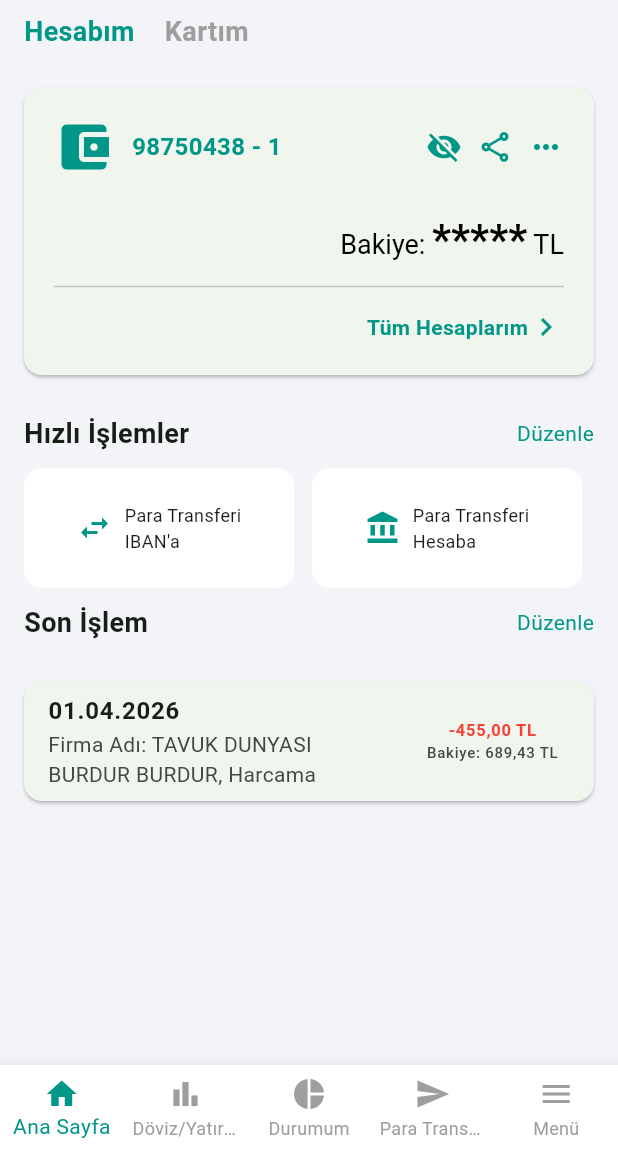
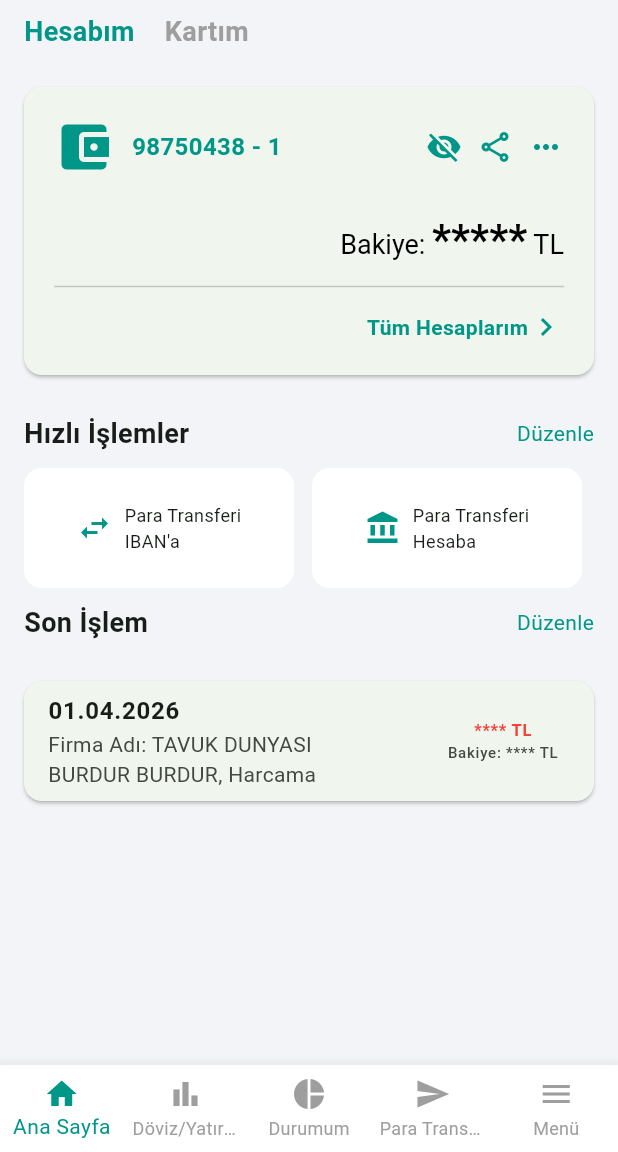
Before and after one commit to busrracnr/bankAPI, a Flutter app: the HomeScreen screen opened directly, after a tap on the "visibility" icon, on a phone screen of 412 x 824 dp, the part 84-1236 px from its top. Run offline on Flutter 3.47's test engine with Material 3 defaults, Android fonts, the phone set to English and light mode, and no system bars; our stand-ins replace flutter_riverpod.

Commit message:
Feature: Apply balance visibility toggle to last transaction section

```diff
--- a/lib/source/home/home_screen.dart
+++ b/lib/source/home/home_screen.dart
@@ -14,6 +14,7 @@ class HomeScreen extends StatefulWidget {
 class _HomeScreenState extends State<HomeScreen> {
   int _selectedIndex = 0;
   late PageController _pageController;
+  bool _isBalanceVisible = true;
 
   @override
   void initState() {
@@ -75,6 +76,12 @@ class _HomeScreenState extends State<HomeScreen> {
           AccountBalanceCard(
             accountNo: "98750438 - 1",
             balance: 689.43,
+            isBalanceVisible: _isBalanceVisible,
+            onBalanceToggle: () {
+              setState(() {
+                _isBalanceVisible = !_isBalanceVisible;
+              });
+            },
             onAllAccountsTap: () {
               Navigator.push(
                 context,
@@ -200,11 +207,17 @@ class _HomeScreenState extends State<HomeScreen> {
       child: ListTile(
         title: const Text("01.04.2026", style: TextStyle(fontWeight: FontWeight.bold)),
         subtitle: const Text("Firma Adı: TAVUK DUNYASI\nBURDUR BURDUR, Harcama"),
-        trailing: const Column(
+        trailing: Column(
           mainAxisAlignment: MainAxisAlignment.center,
           children: [
-            Text("-455,00 TL", style: TextStyle(color: Colors.red, fontWeight: FontWeight.bold)),
-            Text("Bakiye: 689,43 TL", style: TextStyle(fontSize: 10)),
+            Text(
+              _isBalanceVisible ? "-455,00 TL" : "**** TL",
+              style: const TextStyle(color: Colors.red, fontWeight: FontWeight.bold),
+            ),
+            Text(
+              _isBalanceVisible ? "Bakiye: 689,43 TL" : "Bakiye: **** TL",
+              style: const TextStyle(fontSize: 10),
+            ),
           ],
         ),
       ),
--- a/lib/source/home/widgets/account_card.dart
+++ b/lib/source/home/widgets/account_card.dart
@@ -1,23 +1,20 @@
 import 'package:flutter/material.dart';
 
-class AccountBalanceCard extends StatefulWidget {
+class AccountBalanceCard extends StatelessWidget {
   final String accountNo;
   final double balance;
+  final bool isBalanceVisible;
+  final VoidCallback onBalanceToggle;
   final VoidCallback? onAllAccountsTap;
 
   const AccountBalanceCard({
     super.key,
     required this.accountNo,
     required this.balance,
+    required this.isBalanceVisible,
+    required this.onBalanceToggle,
     this.onAllAccountsTap,
   });
-
-  @override
-  State<AccountBalanceCard> createState() => _AccountBalanceCardState();
-}
-
-class _AccountBalanceCardState extends State<AccountBalanceCard> {
-  bool _isBalanceVisible = true;
 
   @override
   Widget build(BuildContext context) {
@@ -31,16 +28,12 @@ class _AccountBalanceCardState extends State<AccountBalanceCard> {
               children: [
                 const Icon(Icons.account_balance_wallet, color: Colors.teal, size: 40),
                 const SizedBox(width: 12),
-                Text(widget.accountNo, style: const TextStyle(fontWeight: FontWeight.bold, fontSize: 16, color: Colors.teal)),
+                Text(accountNo, style: const TextStyle(fontWeight: FontWeight.bold, fontSize: 16, color: Colors.teal)),
                 const Spacer(),
                 GestureDetector(
-                  onTap: () {
-                    setState(() {
-                      _isBalanceVisible = !_isBalanceVisible;
-                    });
-                  },
+                  onTap: onBalanceToggle,
                   child: Icon(
-                    _isBalanceVisible ? Icons.visibility : Icons.visibility_off,
+                    isBalanceVisible ? Icons.visibility : Icons.visibility_off,
                     color: Colors.teal,
                   ),
                 ),
@@ -59,8 +52,8 @@ class _AccountBalanceCardState extends State<AccountBalanceCard> {
                   children: [
                     const TextSpan(text: "Bakiye: "),
                     TextSpan(
-                      text: _isBalanceVisible
-                        ? widget.balance.toStringAsFixed(2)
+                      text: isBalanceVisible
+                        ? balance.toStringAsFixed(2)
                         : "*****",
                       style: const TextStyle(fontSize: 28, fontWeight: FontWeight.bold),
                     ),
@@ -71,7 +64,7 @@ class _AccountBalanceCardState extends State<AccountBalanceCard> {
             ),
             const Divider(height: 30),
             GestureDetector(
-              onTap: widget.onAllAccountsTap,
+              onTap: onAllAccountsTap,
               child: const Row(
                 mainAxisAlignment: MainAxisAlignment.end,
                 children: [
```
